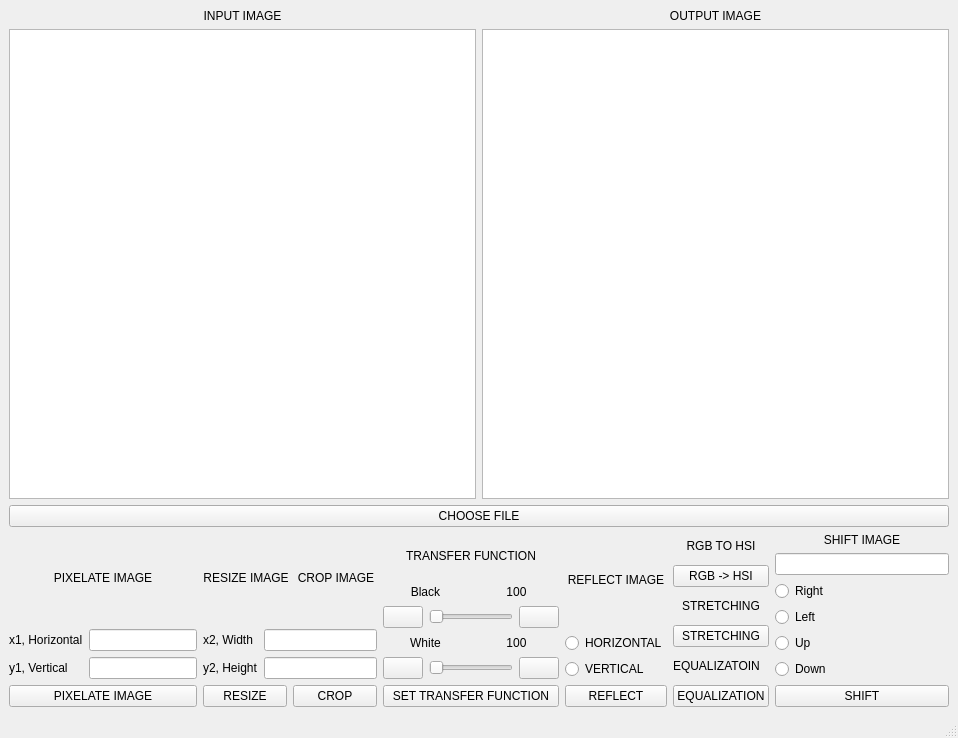
This is ui_desing_file/design_file_pixelation.ui in ozan-git/imageProcessingPixelation as Qt 5 draws it before an edit. The edited form follows.
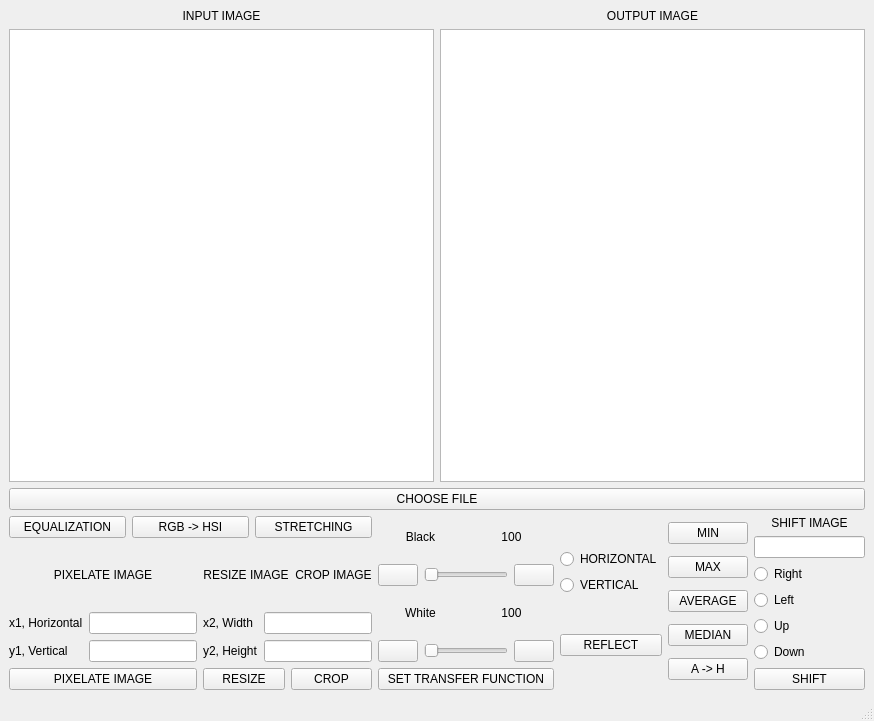
This is the edited form. Icons and pictures are not drawn.

Patch:
```diff
--- a/ui_desing_file/design_file_pixelation.ui
+++ b/ui_desing_file/design_file_pixelation.ui
@@ -6,8 +6,8 @@
    <rect>
     <x>0</x>
     <y>0</y>
-    <width>958</width>
-    <height>738</height>
+    <width>874</width>
+    <height>721</height>
    </rect>
   </property>
   <property name="windowTitle">
@@ -15,7 +15,7 @@
   </property>
   <widget class="QWidget" name="centralwidget">
    <layout class="QGridLayout" name="gridLayout">
-    <item row="0" column="0">
+    <item row="0" column="0" colspan="5">
      <layout class="QVBoxLayout" name="verticalLayout_14">
       <item>
        <layout class="QHBoxLayout" name="horizontalLayout_5">
@@ -65,8 +65,35 @@
      </layout>
     </item>
     <item row="1" column="0">
+     <layout class="QVBoxLayout" name="verticalLayout_9">
+      <item>
      <layout class="QHBoxLayout" name="horizontalLayout_10">
       <item>
+         <widget class="QPushButton" name="push_button_equalization">
+          <property name="text">
+           <string>EQUALIZATION</string>
+          </property>
+         </widget>
+        </item>
+        <item>
+         <widget class="QPushButton" name="push_button_rgb_hsi">
+          <property name="text">
+           <string>RGB -&gt; HSI</string>
+          </property>
+         </widget>
+        </item>
+        <item>
+         <widget class="QPushButton" name="push_button_stretching">
+          <property name="text">
+           <string>STRETCHING</string>
+          </property>
+         </widget>
+        </item>
+       </layout>
+      </item>
+      <item>
+       <layout class="QHBoxLayout" name="horizontalLayout_11">
+        <item>
        <layout class="QVBoxLayout" name="verticalLayout_3">
         <item>
          <widget class="QLabel" name="label_3">
@@ -197,18 +224,12 @@
         </item>
        </layout>
       </item>
-      <item>
+       </layout>
+      </item>
+     </layout>
+    </item>
+    <item row="1" column="1">
        <layout class="QVBoxLayout" name="verticalLayout_17">
-        <item>
-         <widget class="QLabel" name="label_14">
-          <property name="text">
-           <string>TRANSFER FUNCTION</string>
-          </property>
-          <property name="alignment">
-           <set>Qt::AlignCenter</set>
-          </property>
-         </widget>
-        </item>
         <item>
          <layout class="QVBoxLayout" name="verticalLayout_15">
           <item>
@@ -340,18 +361,8 @@
         </item>
        </layout>
       </item>
-      <item>
+    <item row="1" column="2">
        <layout class="QVBoxLayout" name="verticalLayout_12">
-        <item>
-         <widget class="QLabel" name="label_6">
-          <property name="text">
-           <string>REFLECT IMAGE</string>
-          </property>
-          <property name="alignment">
-           <set>Qt::AlignCenter</set>
-          </property>
-         </widget>
-        </item>
         <item>
          <layout class="QVBoxLayout" name="verticalLayout_6">
           <item>
@@ -379,59 +390,46 @@
         </item>
        </layout>
       </item>
+    <item row="1" column="3">
+     <layout class="QVBoxLayout" name="verticalLayout_13">
       <item>
-       <layout class="QVBoxLayout" name="verticalLayout_9">
-        <item>
-         <widget class="QLabel" name="label_15">
+       <widget class="QPushButton" name="push_button_min_filter">
           <property name="text">
-           <string>RGB TO HSI</string>
-          </property>
-          <property name="alignment">
-           <set>Qt::AlignCenter</set>
-          </property>
+         <string>MIN</string>
+        </property>
          </widget>
         </item>
         <item>
-         <widget class="QPushButton" name="push_button_rgb_hsi">
+       <widget class="QPushButton" name="push_button_max_filter">
           <property name="text">
-           <string>RGB -&gt; HSI</string>
+         <string>MAX</string>
           </property>
          </widget>
         </item>
         <item>
-         <widget class="QLabel" name="label_18">
+       <widget class="QPushButton" name="push_button_average_filter">
           <property name="text">
-           <string>STRETCHING</string>
-          </property>
-          <property name="alignment">
-           <set>Qt::AlignCenter</set>
-          </property>
+         <string>AVERAGE</string>
+        </property>
          </widget>
         </item>
         <item>
-         <widget class="QPushButton" name="push_button_stretching">
+       <widget class="QPushButton" name="push_button_median_filter">
           <property name="text">
-           <string>STRETCHING</string>
+         <string>MEDIAN</string>
           </property>
          </widget>
         </item>
         <item>
-         <widget class="QLabel" name="label_16">
+       <widget class="QPushButton" name="push_button_perform_a_to_h">
           <property name="text">
-           <string>EQUALIZATOIN</string>
-          </property>
-         </widget>
-        </item>
-        <item>
-         <widget class="QPushButton" name="push_button_equalization">
-          <property name="text">
-           <string>EQUALIZATION</string>
+         <string>A -&gt; H</string>
           </property>
          </widget>
         </item>
        </layout>
       </item>
-      <item>
+    <item row="1" column="4">
        <layout class="QVBoxLayout" name="verticalLayout_11">
         <item>
          <widget class="QLabel" name="label_9">
@@ -487,8 +485,6 @@
        </layout>
       </item>
      </layout>
-    </item>
-   </layout>
   </widget>
   <widget class="QMenuBar" name="menubar">
    <property name="geometry">
```
Left out of the diff: 2 changed lines with no effect on the pictures. Lines whose indentation alone changed are shown as unchanged.
